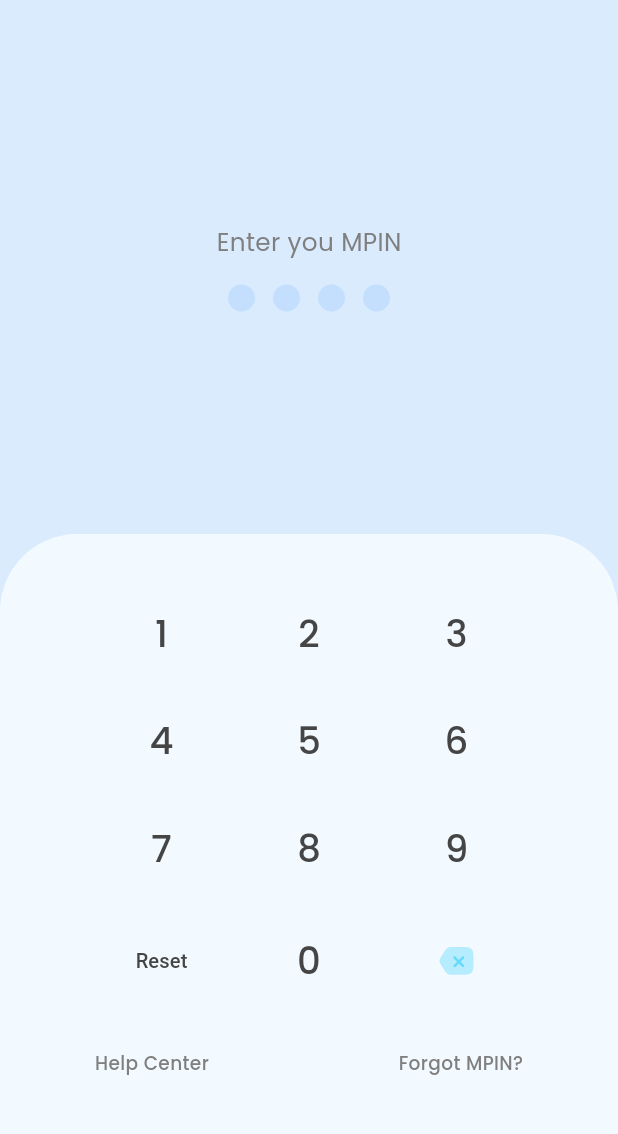
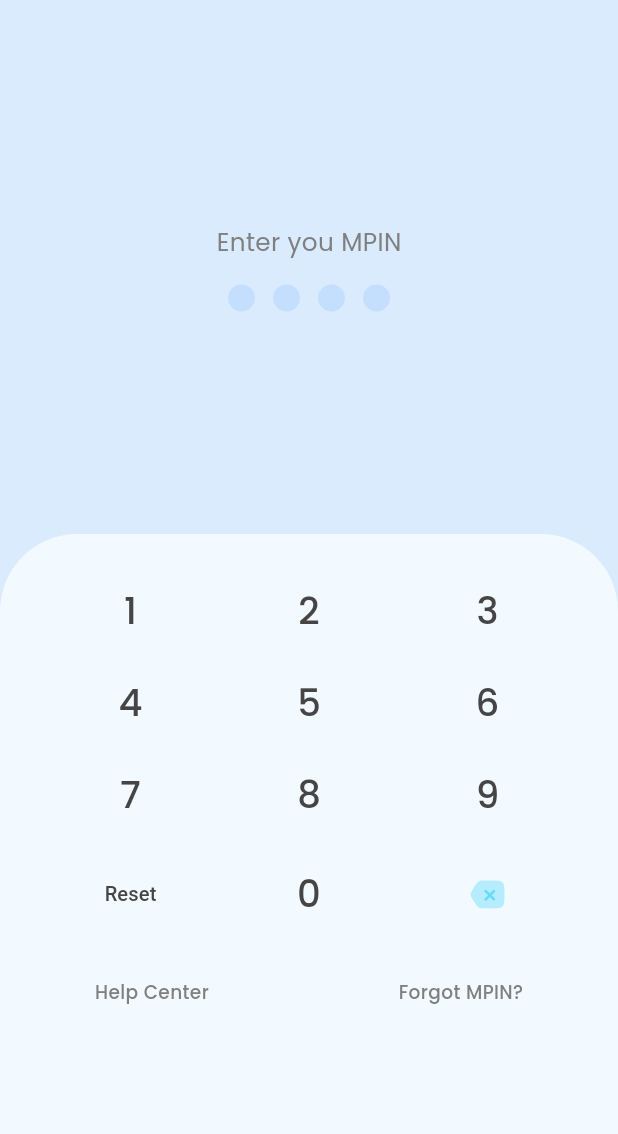
Before and after one commit to Bakemonos/BookingSystem, a Flutter app: the Signinmpinscreen screen opened directly, after a tap on "MPIN Login", on a phone screen of 412 x 824 dp, the part 84-1218 px from its top. Run offline on Flutter 3.47's test engine with Material 3 defaults, Android fonts, the phone set to English and light mode, and no system bars; our stand-ins replace flutter_screenutil, flutter_svg, quickalert; missing offline and left inert: flutter_verification_code.

Commit message:
UI Responsive Attempt 6

```diff
--- a/lib/pages/getstarted.dart
+++ b/lib/pages/getstarted.dart
@@ -146,7 +146,7 @@ class _GetstartedState extends State<Getstarted> {
                               fontWeight: FontWeight.normal,
                             ),
                           ),
-                        )
+                        ),
                       ],
                     ),
                   ),
--- a/lib/pages/signin.dart
+++ b/lib/pages/signin.dart
@@ -88,7 +88,7 @@ class _SigninState extends State<Signin> {
                         Container(
                           alignment: Alignment.topLeft,
                           child: Text(
-                            'Email',
+                           'Email',
                             style: TextStyle(
                                 fontSize: 14.sp,
                                 color: const Color(textColor),
--- a/lib/pages/signinmpinscreen.dart
+++ b/lib/pages/signinmpinscreen.dart
@@ -18,6 +18,7 @@ class _SigninState extends State<Signinmpinscreen> {
 
   Widget numButton(int number) {
     return TextButton(
+      style: const ButtonStyle(alignment: Alignment.center),
       onPressed: () {
         setState(() {
           if (enteredPin.length < 4) {
@@ -128,15 +129,15 @@ class _SigninState extends State<Signinmpinscreen> {
                     //         ? Icons.visibility_off
                     //         : Icons.visibility)),
 
-                    SizedBox(
-                      width: 100.w,
-                      height: 20.h,
-                      child: const Row(
-                        mainAxisAlignment: MainAxisAlignment.spaceBetween,
-                        crossAxisAlignment: CrossAxisAlignment.center,
-                        children: [],
-                      ),
-                    ),
+                    // SizedBox(
+                    //   width: 100.w,
+                    //   height: 20.h,
+                    //   child: const Row(
+                    //     mainAxisAlignment: MainAxisAlignment.spaceBetween,
+                    //     crossAxisAlignment: CrossAxisAlignment.center,
+                    //     children: [],
+                    //   ),
+                    // ),
                   ],
                 ),
                 // SPACE BETWEEN
@@ -163,74 +164,76 @@ class _SigninState extends State<Signinmpinscreen> {
                         ),
                         // (index) => numButton();
 
+                        child: Padding(
+                          padding: EdgeInsets.symmetric(vertical: 20.h),
                           child: Column(
                             children: [
-                            SizedBox(height: 40.h),
-                            Row(
-                              mainAxisAlignment: MainAxisAlignment.center,
+                              Padding(
+                                padding: EdgeInsets.symmetric(vertical: 5.h),
+                                child: Row(
+                                  mainAxisAlignment:
+                                      MainAxisAlignment.spaceEvenly,
                                   children: [
                                     numButton(1),
-                                SizedBox(width: 30.w),
                                     numButton(2),
-                                SizedBox(width: 30.w),
                                     numButton(3),
                                   ],
                                 ),
-                            SizedBox(height: 20.h),
-                            Row(
-                              mainAxisAlignment: MainAxisAlignment.center,
+                              ),
+                              Padding(
+                                padding: EdgeInsets.symmetric(vertical: 5.h),
+                                child: Row(
+                                  mainAxisAlignment:
+                                      MainAxisAlignment.spaceEvenly,
                                   children: [
                                     numButton(4),
-                                SizedBox(width: 30.w),
                                     numButton(5),
-                                SizedBox(width: 30.w),
                                     numButton(6),
                                   ],
                                 ),
-                            SizedBox(height: 20.h),
-                            Row(
-                              mainAxisAlignment: MainAxisAlignment.center,
+                              ),
+                              Padding(
+                                padding: EdgeInsets.symmetric(vertical: 5.h),
+                                child: Row(
+                                  mainAxisAlignment:
+                                      MainAxisAlignment.spaceEvenly,
                                   children: [
                                     numButton(7),
-                                SizedBox(width: 30.w),
                                     numButton(8),
-                                SizedBox(width: 30.w),
                                     numButton(9),
                                   ],
                                 ),
-                            SizedBox(height: 20.h),
-                            Row(
-                              mainAxisAlignment: MainAxisAlignment.center,
+                              ),
+                              Padding(
+                                padding: EdgeInsets.symmetric(vertical: 5.h),
+                                child: Row(
+                                  mainAxisAlignment:
+                                      MainAxisAlignment.spaceEvenly,
                                   children: [
-                                SizedBox(width: 30.w),
                                     TextButton(
                                       onPressed: () =>
                                           setState(() => enteredPin = ''),
                                       child: Padding(
-                                      // W8 // 13H
-                                      padding:
-                                          EdgeInsets.symmetric(vertical: 10.h),
+                                        padding: EdgeInsets.symmetric(
+                                            vertical: 10.h),
                                         child: Text(
                                           'Reset',
                                           style: TextStyle(
                                               fontSize: 13.sp,
                                               color: const Color(textColor)),
-                                      )),
                                         ),
-                                SizedBox(width: 30.w),
-                                numButton(
-                                  0,
                                       ),
-                                SizedBox(width: 30.w),
+                                    ),
+                                    numButton(0),
                                     TextButton(
-                                  onPressed: () => setState(() => enteredPin =
-                                      enteredPin.isNotEmpty
+                                      onPressed: () => setState(() =>
+                                          enteredPin = enteredPin.isNotEmpty
                                               ? enteredPin.substring(
                                                   0, enteredPin.length - 1)
                                               : enteredPin),
                                       child: Padding(
-                                    padding:
-                                        EdgeInsets.symmetric(vertical: 8.h),
+                                        padding: EdgeInsets.symmetric(
+                                            vertical: 10.h),
                                         child: SvgPicture.asset(
                                           height: 24.h,
                                           width: 24.w,
@@ -238,14 +241,15 @@ class _SigninState extends State<Signinmpinscreen> {
                                         ),
                                       ),
                                     ),
-                                SizedBox(width: 30.w),
                                   ],
                                 ),
+                              ),
                               SizedBox(
-                              height: 30.h,
+                                height: 20.h,
                               ),
                               Row(
-                              mainAxisAlignment: MainAxisAlignment.spaceAround,
+                                mainAxisAlignment:
+                                    MainAxisAlignment.spaceAround,
                                 children: [
                                   Text(
                                     'Help Center',
@@ -268,17 +272,16 @@ class _SigninState extends State<Signinmpinscreen> {
                             ],
                           ),
                         ),
+                      ),
                     );
                   },
                   child: Container(
-                    height: 80.h,
-                    width: 80.w,
                     decoration: BoxDecoration(
                       borderRadius: BorderRadius.circular(8.r),
                       color: const Color(primaryColor),
                     ),
                     padding:
-                        EdgeInsets.symmetric(horizontal: 13.w, vertical: 10.h),
+                        EdgeInsets.symmetric(horizontal: 13.w, vertical: 15.h),
                     child: Column(
                       children: [
                         SvgPicture.asset(
```
Also changed, not shown: lib/main.dart (line endings or trailing spaces). Lines whose indentation alone changed are shown as unchanged.
